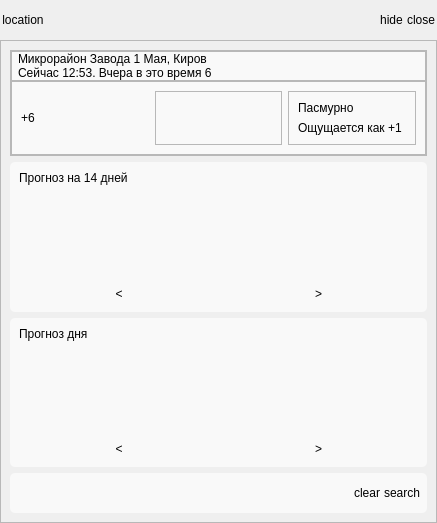
Old version of the form path/interface.ui in the repository bigidulka/Weather.
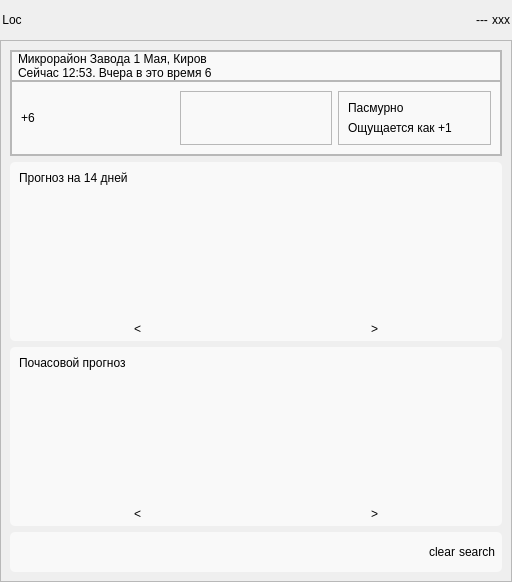
New version of the form.

```diff
--- a/path/interface.ui
+++ b/path/interface.ui
@@ -6,8 +6,8 @@
    <rect>
     <x>0</x>
     <y>0</y>
-    <width>437</width>
-    <height>523</height>
+    <width>512</width>
+    <height>582</height>
    </rect>
   </property>
   <property name="windowTitle">
@@ -99,7 +99,7 @@
           </size>
          </property>
          <property name="text">
-          <string>location</string>
+          <string>Loc</string>
          </property>
         </widget>
        </item>
@@ -131,7 +131,7 @@
           </size>
          </property>
          <property name="text">
-          <string>hide</string>
+          <string>---</string>
          </property>
         </widget>
        </item>
@@ -150,7 +150,7 @@
           </size>
          </property>
          <property name="text">
-          <string>close</string>
+          <string>xxx</string>
          </property>
         </widget>
        </item>
@@ -368,6 +368,18 @@
           <item>
            <widget class="QWidget" name="daily_forecast" native="true">
             <layout class="QVBoxLayout" name="verticalLayout_8">
+             <property name="leftMargin">
+              <number>9</number>
+             </property>
+             <property name="topMargin">
+              <number>9</number>
+             </property>
+             <property name="rightMargin">
+              <number>9</number>
+             </property>
+             <property name="bottomMargin">
+              <number>3</number>
+             </property>
              <item>
               <widget class="QLabel" name="prognoz14">
                <property name="text">
@@ -400,8 +412,8 @@
                  <rect>
                   <x>0</x>
                   <y>0</y>
-                  <width>399</width>
-                  <height>90</height>
+                  <width>474</width>
+                  <height>125</height>
                  </rect>
                 </property>
                 <property name="sizePolicy">
@@ -422,14 +434,26 @@
                 <number>0</number>
                </property>
                <item>
-                <widget class="QPushButton" name="pushButton_2">
+                <widget class="QPushButton" name="previousd">
+                 <property name="sizePolicy">
+                  <sizepolicy hsizetype="Minimum" vsizetype="Fixed">
+                   <horstretch>0</horstretch>
+                   <verstretch>0</verstretch>
+                  </sizepolicy>
+                 </property>
                  <property name="text">
                   <string>&lt;</string>
                  </property>
                 </widget>
                </item>
                <item>
-                <widget class="QPushButton" name="pushButton">
+                <widget class="QPushButton" name="nextd">
+                 <property name="sizePolicy">
+                  <sizepolicy hsizetype="Minimum" vsizetype="Fixed">
+                   <horstretch>0</horstretch>
+                   <verstretch>0</verstretch>
+                  </sizepolicy>
+                 </property>
                  <property name="text">
                   <string>&gt;</string>
                  </property>
@@ -443,10 +467,13 @@
           <item>
            <widget class="QWidget" name="hourly_forecast" native="true">
             <layout class="QVBoxLayout" name="verticalLayout_9">
+             <property name="bottomMargin">
+              <number>3</number>
+             </property>
              <item>
               <widget class="QLabel" name="prognozDn">
                <property name="text">
-                <string>Прогноз дня</string>
+                <string>Почасовой прогноз</string>
                </property>
               </widget>
              </item>
@@ -469,8 +496,8 @@
                  <rect>
                   <x>0</x>
                   <y>0</y>
-                  <width>399</width>
-                  <height>89</height>
+                  <width>474</width>
+                  <height>125</height>
                  </rect>
                 </property>
                 <property name="styleSheet">
```
Left out of the diff: 7 changed lines with no effect on the pictures.
